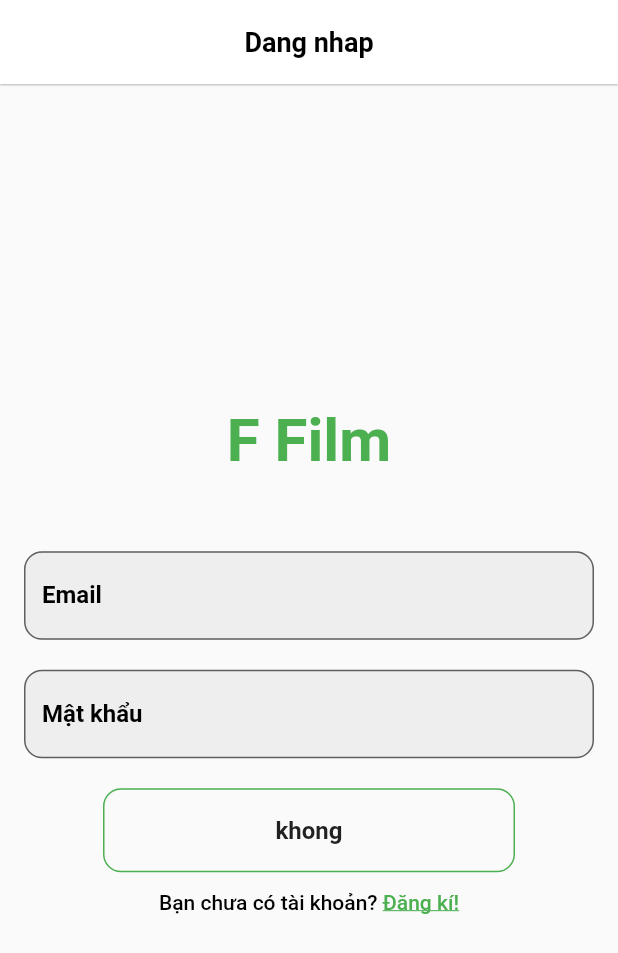
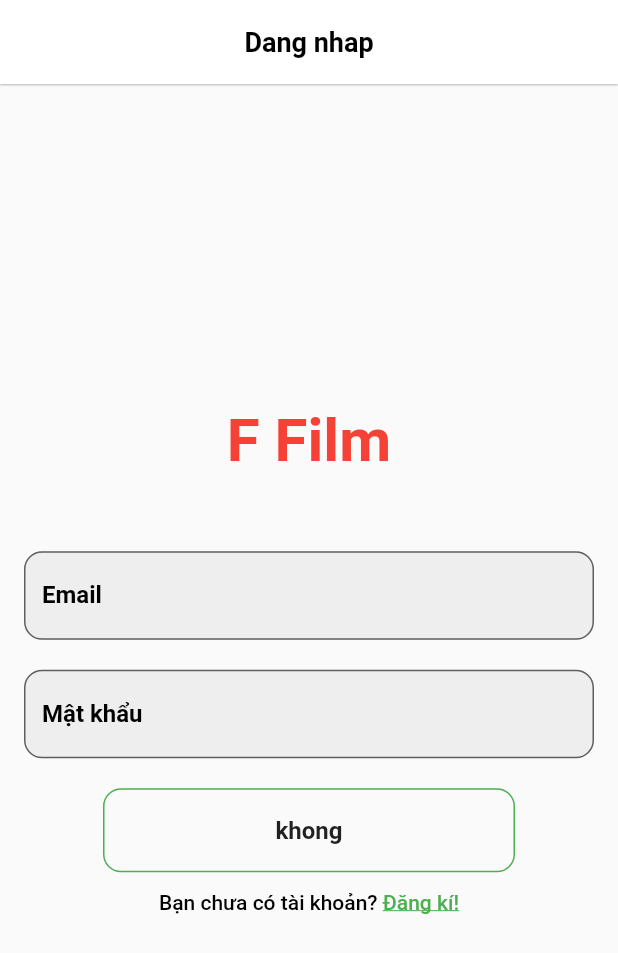
Before and after one commit to kiengocngo/app_with_firebase, a Flutter app: the screen it shows after launch, on a phone screen of 412 x 824 dp. Shown: the top 953 px of the screen. Run offline on Flutter 3.47's test engine with Material 2 defaults, Android fonts, the phone set to English and light mode, and no system bars; our stand-ins replace firebase_auth, firebase_core, flick_video_player, video_player; accounts and stored records are empty.

Commit message:
Update form_sign_in.dart

```diff
--- a/lib/auth/sign_in/view/form_sign_in.dart
+++ b/lib/auth/sign_in/view/form_sign_in.dart
@@ -38,7 +38,7 @@ class _FormSignInState extends State<FormSignIn> {
               style: TextStyle(
                   fontSize: 40,
                   fontWeight: FontWeight.bold,
-                  color: Colors.green),
+                  color: Colors.red),
             ),
 
             const SizedBox(
```
